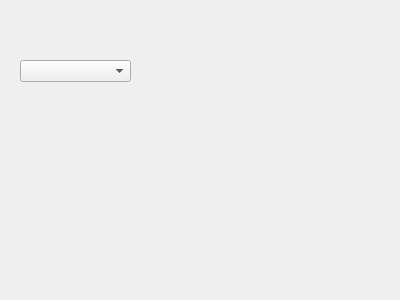
Qt form QT/CommonComponents/Widget.ui (YeClimEric/PrivateStudy) before a commit.
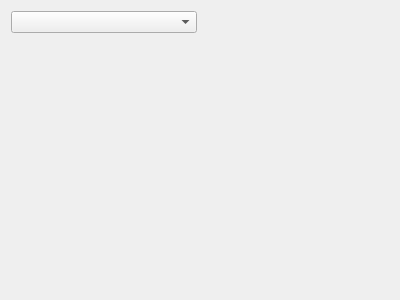
The same form after that commit.

Diff of the .ui file:
```diff
--- a/QT/CommonComponents/Widget.ui
+++ b/QT/CommonComponents/Widget.ui
@@ -16,32 +16,22 @@
   <property name="styleSheet">
    <string notr="true"/>
   </property>
-  <widget class="QComboBox" name="SkinComBox">
-   <property name="geometry">
-    <rect>
-     <x>20</x>
-     <y>60</y>
-     <width>111</width>
-     <height>22</height>
-    </rect>
-   </property>
-   <property name="currentText">
-    <string/>
-   </property>
-  </widget>
+  <layout class="QGridLayout" name="gridLayout">
+   <item row="1" column="1">
   <widget class="QLabel" name="label">
-   <property name="geometry">
-    <rect>
-     <x>230</x>
-     <y>110</y>
-     <width>71</width>
-     <height>71</height>
-    </rect>
-   </property>
    <property name="text">
     <string/>
    </property>
   </widget>
+   </item>
+   <item row="0" column="0">
+    <widget class="QComboBox" name="SkinComBox">
+     <property name="currentText">
+      <string/>
+     </property>
+    </widget>
+   </item>
+  </layout>
  </widget>
  <layoutdefault spacing="6" margin="11"/>
  <resources/>
```
Lines whose indentation alone changed are shown as unchanged.
